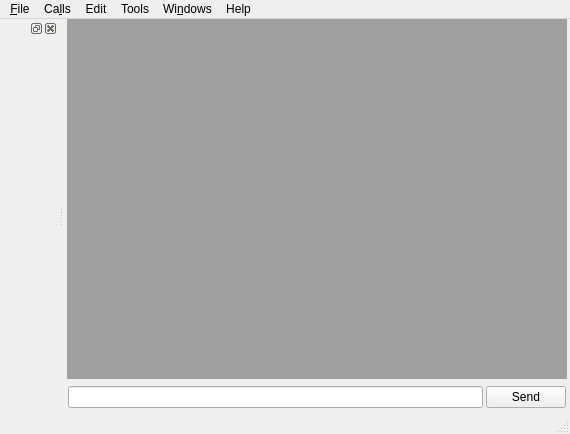
Before: the Qt Designer form src/mainwindow.ui in coolshou/qterminal, drawn with Qt 5.
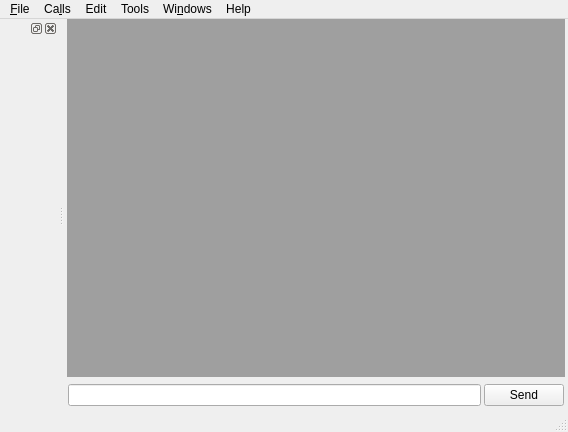
After: the same form once the commit is applied. Icons and pictures are not drawn.

```diff
--- a/src/mainwindow.ui
+++ b/src/mainwindow.ui
@@ -6,8 +6,8 @@
    <rect>
     <x>0</x>
     <y>0</y>
-    <width>570</width>
-    <height>434</height>
+    <width>568</width>
+    <height>432</height>
    </rect>
   </property>
   <property name="windowTitle">
@@ -118,8 +118,8 @@
     <rect>
      <x>0</x>
      <y>0</y>
-     <width>570</width>
-     <height>23</height>
+     <width>568</width>
+     <height>28</height>
     </rect>
    </property>
    <widget class="QMenu" name="menuCalls">
```
Left out of the diff: 12 changed lines with no effect on the pictures.
